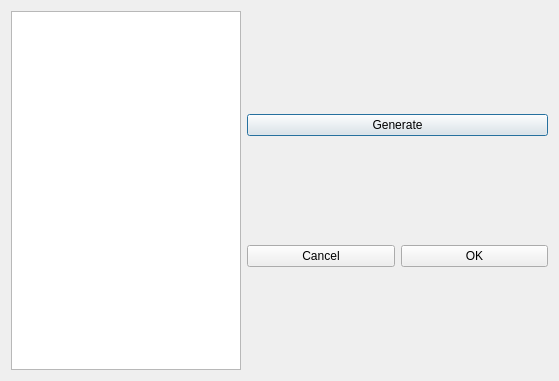
RhobanProject/MetabotStudio, file gui/ComponentWizard.ui: the form before one commit.
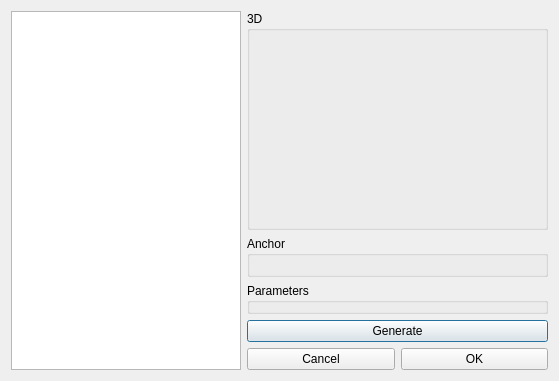
The form after the commit.

What changed in the file:
```diff
--- a/gui/ComponentWizard.ui
+++ b/gui/ComponentWizard.ui
@@ -45,7 +45,65 @@
    <item>
     <layout class="QVBoxLayout" name="verticalLayout">
      <item>
-      <layout class="QVBoxLayout" name="zone"/>
+      <widget class="QGroupBox" name="groupBox">
+       <property name="sizePolicy">
+        <sizepolicy hsizetype="Expanding" vsizetype="Expanding">
+         <horstretch>0</horstretch>
+         <verstretch>0</verstretch>
+        </sizepolicy>
+       </property>
+       <property name="title">
+        <string>3D</string>
+       </property>
+       <layout class="QHBoxLayout" name="horizontalLayout_2">
+        <item>
+         <layout class="QVBoxLayout" name="zone"/>
+        </item>
+       </layout>
+      </widget>
+     </item>
+     <item>
+      <widget class="QGroupBox" name="anchor">
+       <property name="sizePolicy">
+        <sizepolicy hsizetype="Minimum" vsizetype="Minimum">
+         <horstretch>0</horstretch>
+         <verstretch>0</verstretch>
+        </sizepolicy>
+       </property>
+       <property name="title">
+        <string>Anchor</string>
+       </property>
+       <layout class="QHBoxLayout" name="horizontalLayout_4">
+        <item>
+         <layout class="QHBoxLayout" name="anchor_items"/>
+        </item>
+       </layout>
+      </widget>
+     </item>
+     <item>
+      <widget class="QGroupBox" name="parameters">
+       <property name="sizePolicy">
+        <sizepolicy hsizetype="Minimum" vsizetype="Minimum">
+         <horstretch>0</horstretch>
+         <verstretch>0</verstretch>
+        </sizepolicy>
+       </property>
+       <property name="minimumSize">
+        <size>
+         <width>0</width>
+         <height>0</height>
+        </size>
+       </property>
+       <property name="maximumSize">
+        <size>
+         <width>16777215</width>
+         <height>100</height>
+        </size>
+       </property>
+       <property name="title">
+        <string>Parameters</string>
+       </property>
+      </widget>
      </item>
      <item>
       <widget class="QPushButton" name="pushButton">
```
